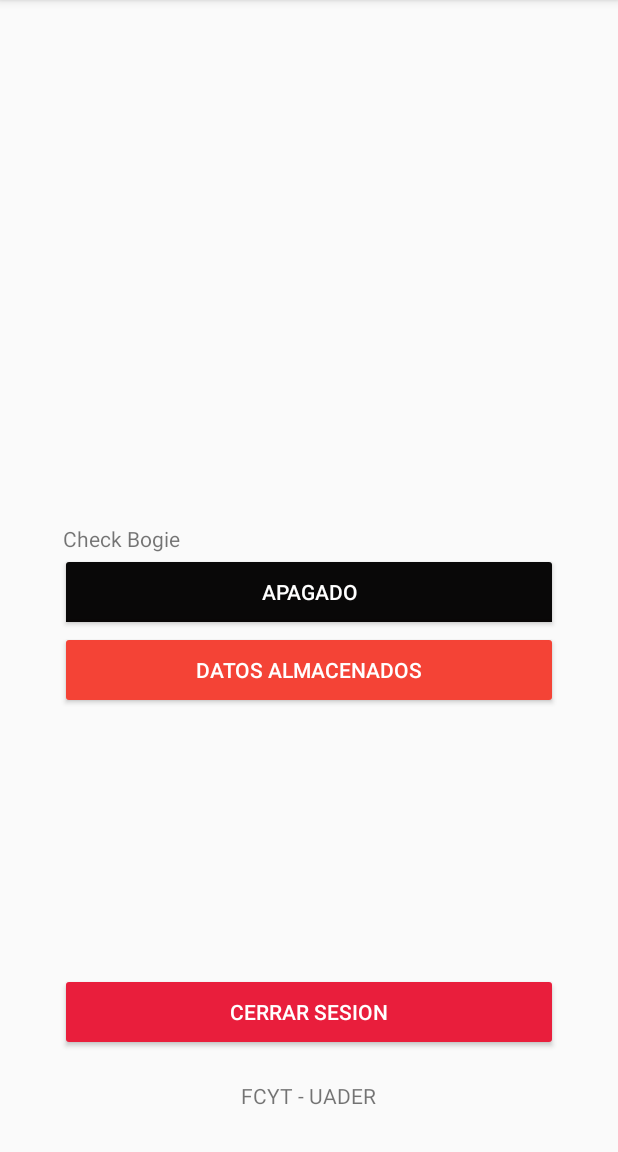
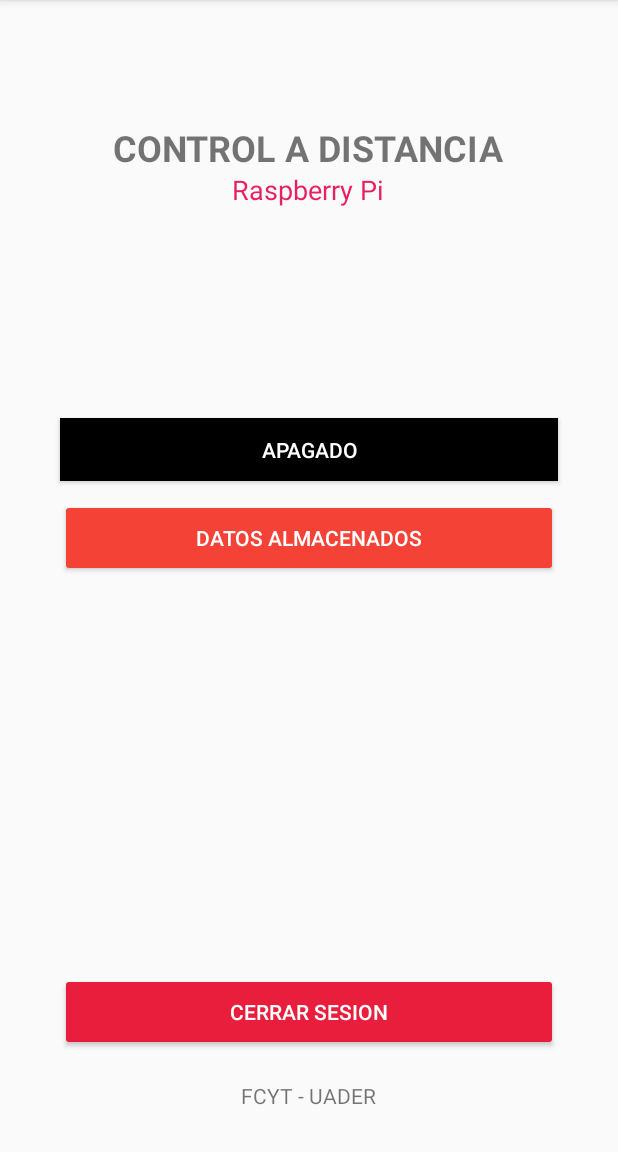
Before and after one commit to FDR-96/SistemasDigitalesIV, an Android app: the MenuActivity screen opened directly, with no data from a screen before it, on a phone screen of 412 x 824 dp, the part 84-1236 px from its top. Run offline under Robolectric (Android 15) with nearby library versions, the phone set to English and light mode, and no system bars; our stand-ins replace Firebase (no records; nobody signed in at launch, a user with empty details on screens opened directly).

Commit message:
Programas Checkeado

```diff
--- a/Android/ControlBogie/app/src/main/java/com/example/controlbogie/MenuActivity.java
+++ b/Android/ControlBogie/app/src/main/java/com/example/controlbogie/MenuActivity.java
@@ -3,37 +3,68 @@ package com.example.controlbogie;
 import androidx.appcompat.app.AppCompatActivity;
 
 import android.content.Intent;
+import android.graphics.Color;
 import android.os.Bundle;
 import android.view.View;
 import android.widget.Button;
+import android.widget.CompoundButton;
 import android.widget.ToggleButton;
 
 import com.google.firebase.auth.FirebaseAuth;
+import com.google.firebase.database.DatabaseReference;
+import com.google.firebase.database.FirebaseDatabase;
+
+import java.util.HashMap;
+import java.util.Map;
 
 public class MenuActivity extends AppCompatActivity {
     private Button bCerrarSesion;
     private ToggleButton bApagarEncender;
     private Button bBaseDeDatos;
-    private FirebaseAuth mAuth;
-
+    FirebaseAuth mAuth;
+    DatabaseReference mDatabase;
     @Override
     protected void onCreate(Bundle savedInstanceState) {
         super.onCreate(savedInstanceState);
         setContentView(R.layout.activity_menu);
 
         mAuth = FirebaseAuth.getInstance();
+        mDatabase = FirebaseDatabase.getInstance().getReference(); //Aqui nos referimos al nodo principal de nuestra base de datos
 
         bCerrarSesion = (Button) findViewById(R.id.cerrarSesion);
         bApagarEncender = (ToggleButton) findViewById(R.id.apagarEncender);
         bBaseDeDatos = (Button) findViewById(R.id.datosAlmacenados);
 
         bCerrarSesion.setOnClickListener(new View.OnClickListener() {
+
             @Override
             public void onClick(View view) {
                 mAuth.signOut();
                 startActivities(new Intent[]{new Intent( MenuActivity.this, MainActivity.class)});
                 finish();
             }
+
+        });
+
+
+
+        bApagarEncender.setOnCheckedChangeListener(new CompoundButton.OnCheckedChangeListener() {
+            @Override
+            public void onCheckedChanged(CompoundButton compoundButton, boolean b) {
+
+                if(true){
+                    Map<String, Object> map = new HashMap<>();
+                    map.put("test", b);
+                    mDatabase.child("raspi").updateChildren(map);
+                    bApagarEncender.setBackgroundColor(Color.RED);
+                }    else{
+                      Map<String, Object> map = new HashMap<>();
+                      map.put("test", b);
+                      mDatabase.child("raspi").updateChildren(map);
+
+                     }
+            }
+
         });
     }
 }
--- a/Android/ControlBogie/app/src/main/res/layout/activity_menu.xml
+++ b/Android/ControlBogie/app/src/main/res/layout/activity_menu.xml
@@ -27,13 +27,13 @@
         android:layout_height="52dp"
         android:layout_marginStart="40dp"
         android:layout_marginEnd="40dp"
-        android:layout_marginBottom="248dp"
+        android:layout_marginBottom="336dp"
         android:backgroundTint="#F44336"
         android:text="Datos Almacenados"
         android:textColor="#FFFFFF"
         app:layout_constraintBottom_toTopOf="@+id/textView3"
         app:layout_constraintEnd_toEndOf="parent"
-        app:layout_constraintHorizontal_bias="1.0"
+        app:layout_constraintHorizontal_bias="0.0"
         app:layout_constraintStart_toStartOf="parent" />
 
     <TextView
@@ -51,11 +51,12 @@
     <ToggleButton
         android:id="@+id/apagarEncender"
         android:layout_width="0dp"
-        android:layout_height="52dp"
+        android:layout_height="42dp"
         android:layout_marginStart="40dp"
         android:layout_marginEnd="40dp"
-        android:layout_marginBottom="300dp"
-        android:backgroundTint="#090808"
+        android:layout_marginBottom="400dp"
+        android:background="#F44336"
+        android:backgroundTint="#000000"
         android:buttonTint="#3A2A2A"
         android:text="ToggleButton"
         android:textColor="#FFFFFF"
@@ -64,19 +65,33 @@
         android:textOn="Encendido"
         app:layout_constraintBottom_toTopOf="@+id/textView3"
         app:layout_constraintEnd_toEndOf="parent"
-        app:layout_constraintHorizontal_bias="0.0"
+        app:layout_constraintHorizontal_bias="1.0"
+        app:layout_constraintStart_toStartOf="parent" />
+
+    <TextView
+        android:id="@+id/textView5"
+        android:layout_width="wrap_content"
+        android:layout_height="wrap_content"
+        android:layout_marginBottom="140dp"
+        android:text="Raspberry Pi"
+        android:textColor="#E91E63"
+        android:textSize="18sp"
+        app:layout_constraintBottom_toTopOf="@+id/apagarEncender"
+        app:layout_constraintEnd_toEndOf="parent"
+        app:layout_constraintHorizontal_bias="0.498"
         app:layout_constraintStart_toStartOf="parent" />
 
     <TextView
         android:id="@+id/textView4"
         android:layout_width="wrap_content"
         android:layout_height="wrap_content"
-        android:layout_marginStart="10dp"
-        android:layout_marginEnd="260dp"
-        android:text="Check Bogie"
+        android:layout_marginBottom="164dp"
+        android:text="CONTROL A DISTANCIA "
+        android:textSize="24sp"
+        android:textStyle="bold"
         app:layout_constraintBottom_toTopOf="@+id/apagarEncender"
         app:layout_constraintEnd_toEndOf="parent"
-        app:layout_constraintHorizontal_bias="0.498"
+        app:layout_constraintHorizontal_bias="0.517"
         app:layout_constraintStart_toStartOf="parent" />
 
 </androidx.constraintlayout.widget.ConstraintLayout>
```
Also changed, not shown: 1 other file.
